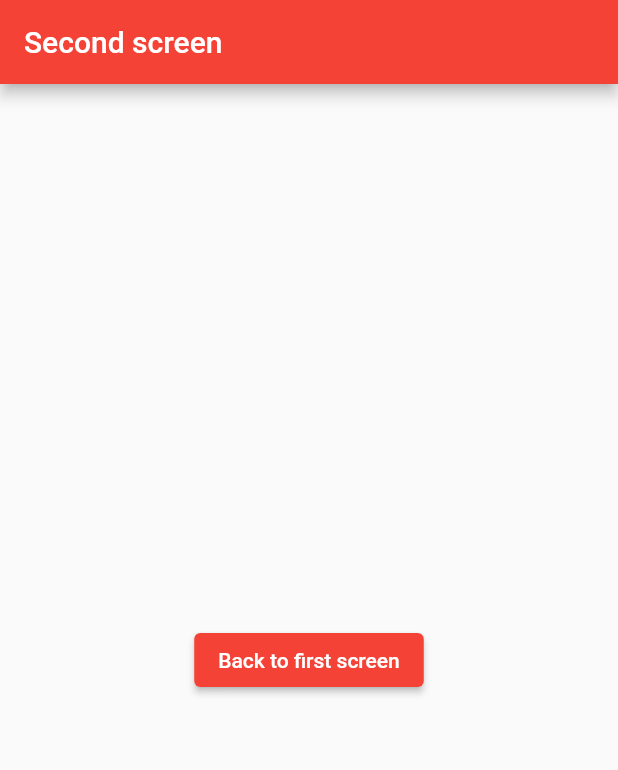
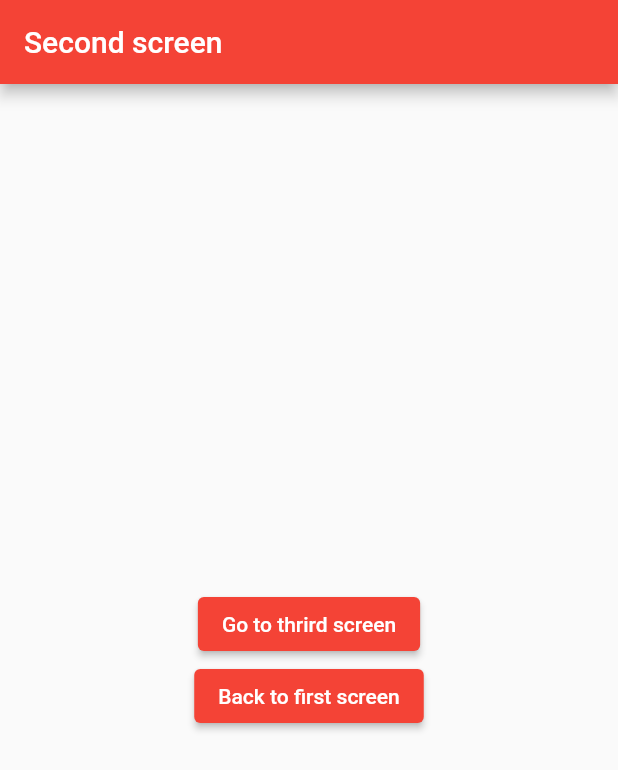
Before and after one commit to kamijidias/Flutter-Projects, a Flutter app: the screen it shows after launch, after a tap on "Go to second screen", on a phone screen of 412 x 824 dp. Shown: the top 770 px of the screen. Run offline on Flutter 3.47's test engine with Material 2 defaults, Android fonts, the phone set to English and light mode, and no system bars.

```diff
--- a/screens/lib/main.dart
+++ b/screens/lib/main.dart
@@ -9,8 +9,13 @@ class MyApp extends StatelessWidget {
 
   @override
   Widget build(BuildContext context) {
-    return const MaterialApp(
-      home: FirstScreen(),
+    return MaterialApp(
+      initialRoute: '/',
+      routes: {
+        '/': (context) => const FirstScreen(),
+        '/secondScreen': (context) => const SecondScreen(),
+        '/thirdScreen': (context) => const ThirdScreen(),
+      },
     );
   }
 }
@@ -28,14 +33,16 @@ class FirstScreen extends StatelessWidget {
         body: Center(
           child: ElevatedButton(
             onPressed: () {
-              Navigator.push(
-                context,
-                MaterialPageRoute(
-                  builder: (context) {
-                    return const SecondScreen();
-                  },
-                ),
-              );
+              Navigator.pushNamed(context, '/secondScreen');
+
+              // Navigator.push(
+              //   context,
+              //   MaterialPageRoute(
+              //     builder: (context) {
+              //       return const SecondScreen();
+              //     },
+              //   ),
+              // );
             },
             child: const Text('Go to second screen'),
           ),
@@ -57,7 +64,19 @@ class SecondScreen extends StatelessWidget {
           backgroundColor: Colors.red,
         ),
         body: Center(
-          child: ElevatedButton(
+          child: Column(
+            mainAxisAlignment: MainAxisAlignment.center,
+            children: [
+              ElevatedButton(
+                onPressed: () {
+                  Navigator.pushNamed(context, '/thirdScreen');
+                },
+                style: ButtonStyle(
+                  backgroundColor: MaterialStateProperty.all<Color>(Colors.red),
+                ),
+                child: const Text('Go to thrird screen'),
+              ),
+              ElevatedButton(
                 onPressed: () {
                   Navigator.pop(context);
                 },
@@ -66,8 +85,37 @@ class SecondScreen extends StatelessWidget {
                 ),
                 child: const Text('Back to first screen'),
               ),
+            ],
+          ),
         ),
       ),
     );
   }
 }
+
+class ThirdScreen extends StatelessWidget {
+  const ThirdScreen({super.key});
+
+  @override
+  Widget build(BuildContext context) {
+    return MaterialApp(
+      home: Scaffold(
+        appBar: AppBar(
+          title: const Text('Third screen'),
+          backgroundColor: Colors.green,
+        ),
+        body: Center(
+          child: ElevatedButton(
+            onPressed: () {
+              Navigator.pop(context);
+            },
+            style: ButtonStyle(
+              backgroundColor: MaterialStateProperty.all<Color>(Colors.green),
+            ),
+            child: const Text('Back to second screen'),
+          ),
+        ),
+      ),
+    );
+  }
+}
```
Lines whose indentation alone changed are shown as unchanged.
